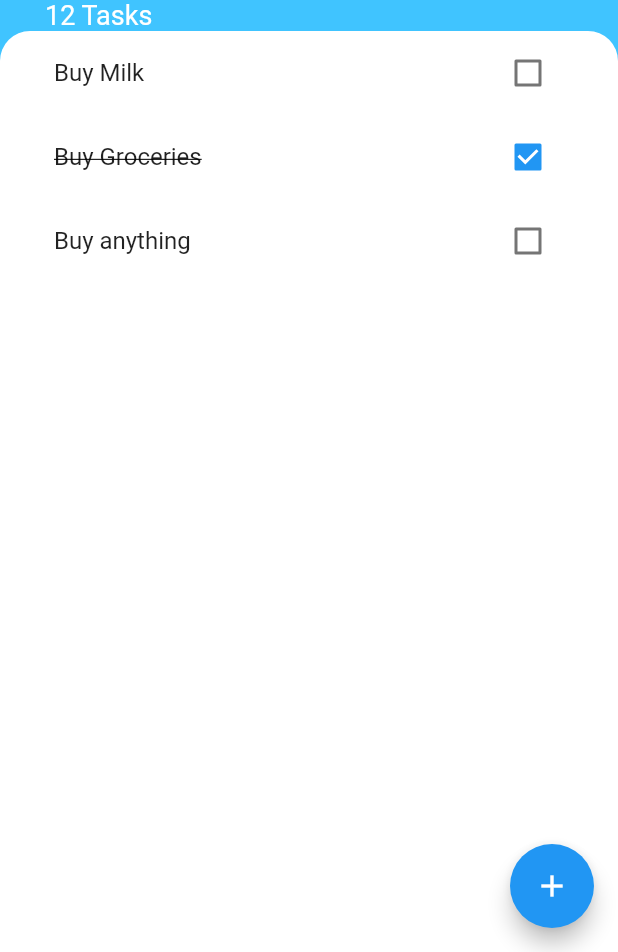
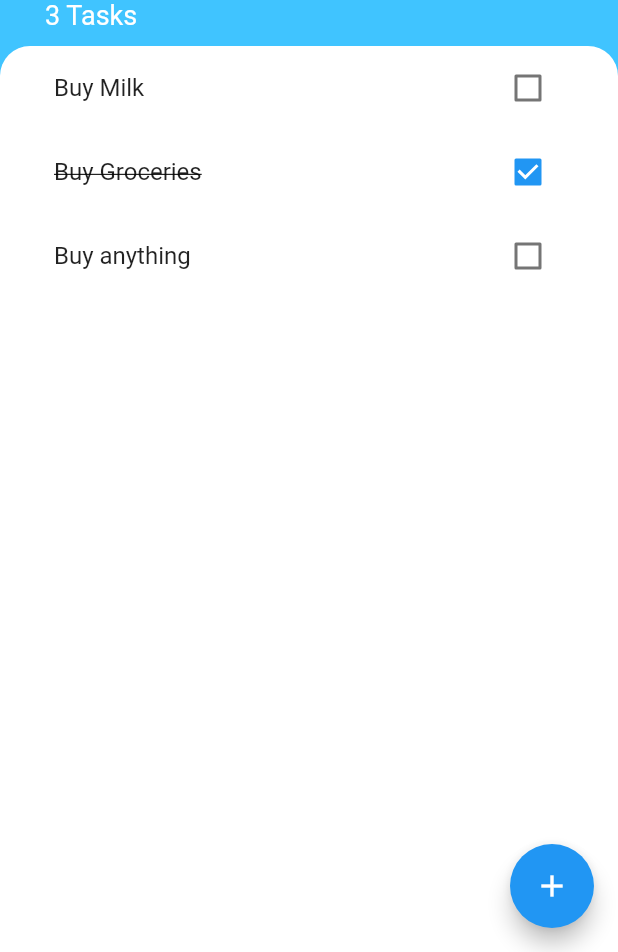
Before and after one commit to rajput-hemant/todoey, a Flutter app: the screen it shows after launch, on a phone screen of 412 x 824 dp, the part 284-1236 px from its top. Run offline on Flutter 3.47's test engine with Material 2 defaults, Android fonts, the phone set to English and light mode, and no system bars.

Commit message:
lifted the state of tasks list by moving it to tasks_screen added a callback fn to dynamically add new task to the tasks list
Signed-off-by: rajput-hemant <hemant.rajput_cs20@gla.ac.in>

```diff
--- a/lib/screens/tasks_screen.dart
+++ b/lib/screens/tasks_screen.dart
@@ -1,10 +1,31 @@
 import 'package:flutter/material.dart';
 
+import '../models/task.dart';
 import 'add_task_screen.dart';
 import '../widgets/tasks_list.dart';
 
-class TasksScreen extends StatelessWidget {
+class TasksScreen extends StatefulWidget {
   const TasksScreen({Key? key}) : super(key: key);
+
+  @override
+  State<TasksScreen> createState() => _TasksScreenState();
+}
+
+class _TasksScreenState extends State<TasksScreen> {
+  List<Task> tasks = [
+    Task(
+      title: 'Buy Milk',
+      isTaskCompleted: false,
+    ),
+    Task(
+      title: 'Buy Groceries',
+      isTaskCompleted: true,
+    ),
+    Task(
+      title: 'Buy anything',
+      isTaskCompleted: false,
+    ),
+  ];
 
   @override
   Widget build(BuildContext context) {
@@ -15,7 +36,12 @@ class TasksScreen extends StatelessWidget {
         onPressed: () {
           showModalBottomSheet(
             context: context,
-            builder: (context) => AddTaskScreen(),
+            builder: (context) => AddTaskScreen(
+              addTaskCallback: (newTask) {
+                setState(() => tasks.add(Task(title: newTask)));
+                Navigator.pop(context);
+              },
+            ),
           );
         },
       ),
@@ -26,7 +52,7 @@ class TasksScreen extends StatelessWidget {
             padding: const EdgeInsets.only(top: 60, left: 30, right: 30),
             child: Column(
               crossAxisAlignment: CrossAxisAlignment.start,
-              children: const [
+              children: [
                 CircleAvatar(
                   radius: 30,
                   backgroundColor: Colors.white,
@@ -45,9 +71,10 @@ class TasksScreen extends StatelessWidget {
                       color: Colors.white),
                 ),
                 Text(
-                  "12 Tasks",
+                  '${tasks.length} Tasks',
                   style: TextStyle(fontSize: 18, color: Colors.white),
                 ),
+                SizedBox(height: 10),
               ],
             ),
           ),
@@ -61,7 +88,7 @@ class TasksScreen extends StatelessWidget {
                   topRight: Radius.circular(20),
                 ),
               ),
-              child: TasksList(),
+              child: TasksList(tasks: tasks),
             ),
           ),
         ],
--- a/lib/widgets/tasks_list.dart
+++ b/lib/widgets/tasks_list.dart
@@ -4,36 +4,26 @@ import '../models/task.dart';
 import 'task_tile.dart';
 
 class TasksList extends StatefulWidget {
+  final List<Task> tasks;
+
+  const TasksList({super.key, required this.tasks});
+
   @override
   State<TasksList> createState() => _TasksListState();
 }
 
 class _TasksListState extends State<TasksList> {
-  List<Task> tasks = [
-    Task(
-      title: 'Buy Milk',
-      isTaskCompleted: false,
-    ),
-    Task(
-      title: 'Buy Groceries',
-      isTaskCompleted: true,
-    ),
-    Task(
-      title: 'Buy anything',
-      isTaskCompleted: false,
-    ),
-  ];
 
   @override
   Widget build(BuildContext context) {
     return ListView.builder(
-      itemCount: tasks.length,
+      itemCount: widget.tasks.length,
       itemBuilder: (context, index) {
         return TaskTile(
-          taskTitle: tasks[index].title,
-          isChecked: tasks[index].isTaskCompleted,
+          taskTitle: widget.tasks[index].title,
+          isChecked: widget.tasks[index].isTaskCompleted,
           checkboxCallback: (checkBoxState) {
-            setState(() => tasks[index].toggleTaskCompleted());
+            setState(() => widget.tasks[index].toggleTaskCompleted());
           },
         );
       },
```
Also changed, not shown: lib/screens/add_task_screen.dart (+6 -2 lines).
